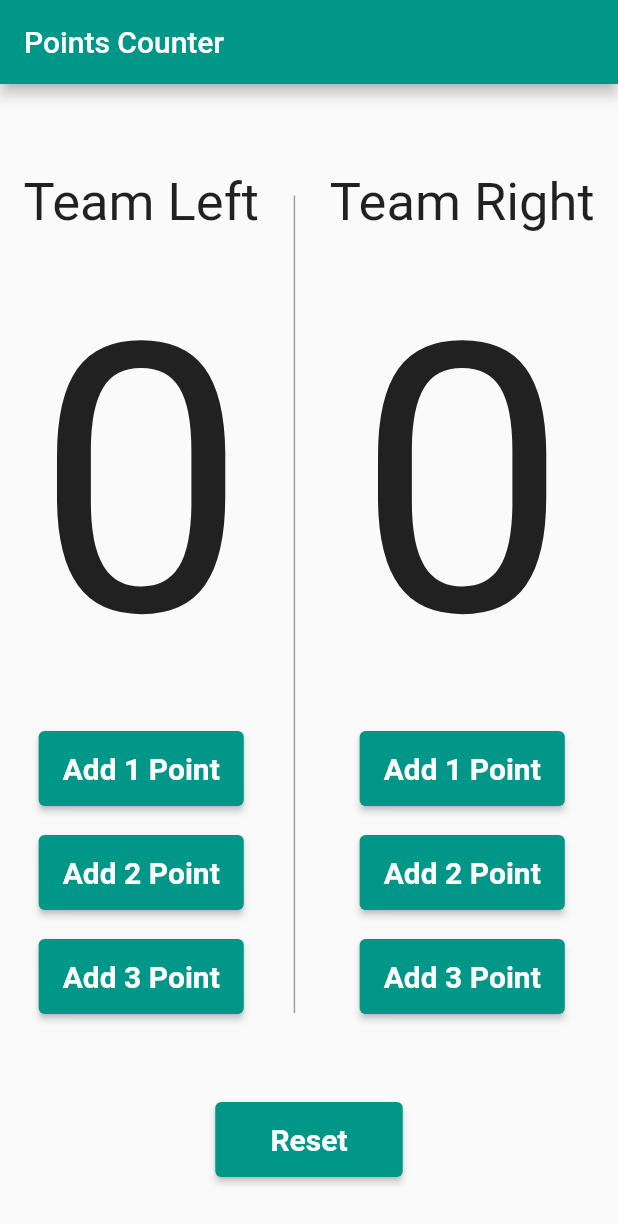
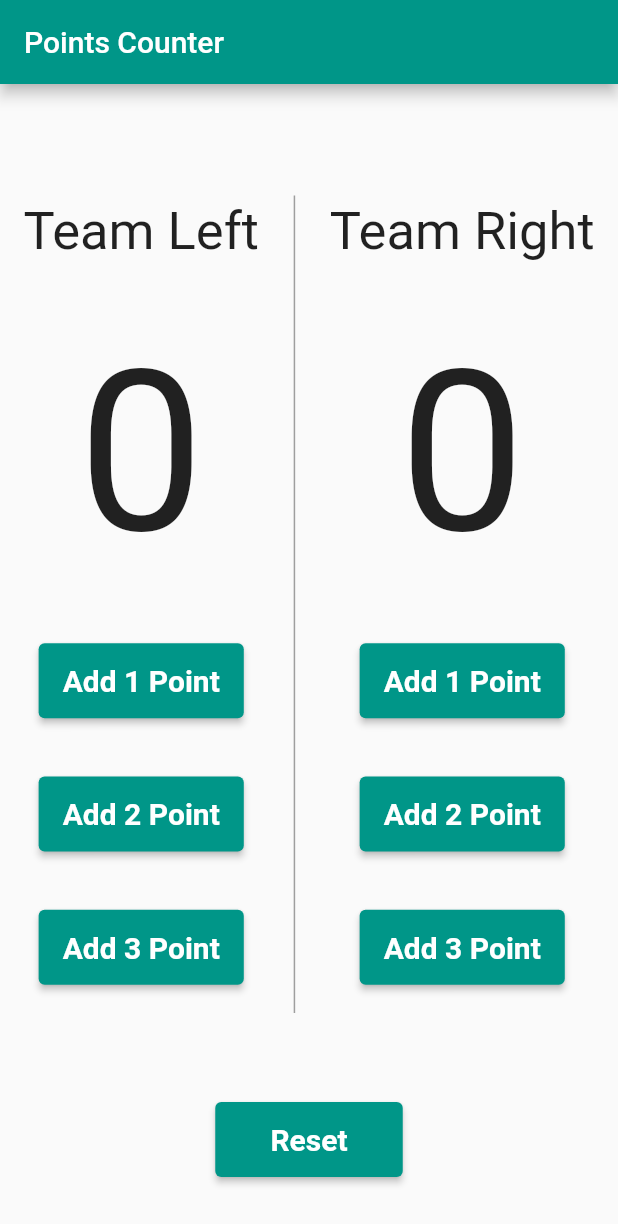
Before and after one commit to AbdelrahmanHydara/Basketball_Counter_App, a Flutter app: the screen it shows after launch, on a phone screen of 412 x 824 dp. Shown: the top 1224 px of the screen. Run offline on Flutter 3.47's test engine with Material 2 defaults, Android fonts, the phone set to English and light mode, and no system bars; our stand-ins replace bloc, flutter_bloc.

Commit message:
Update point_counter.dart

```diff
--- a/lib/modules/point_counter.dart
+++ b/lib/modules/point_counter.dart
@@ -29,7 +29,7 @@ class PointsCounter extends StatelessWidget
               Text(
                 '${CounterCubit.get(context).teamLeftPoint}',
                 style: const TextStyle(
-                  fontSize: 250.0,
+                  fontSize: 150.0,
                 ),
               ),
               ElevatedButton(
@@ -110,7 +110,7 @@ class PointsCounter extends StatelessWidget
               Text(
                 '${CounterCubit.get(context).teamRightPoint}',
                 style: const TextStyle(
-                  fontSize: 250.0,
+                  fontSize: 150.0,
                 ),
               ),
               ElevatedButton(
```
